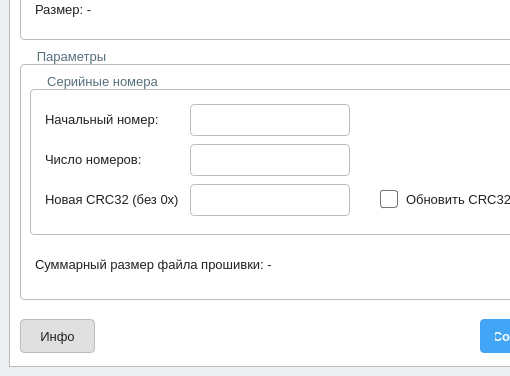
The window that mainwindow.ui (Krone213/update-generator) describes before a commit, drawn with Qt 5; both pictures show x 0 to 510 and y 344 to 720 of the 800 by 720 pixel window.
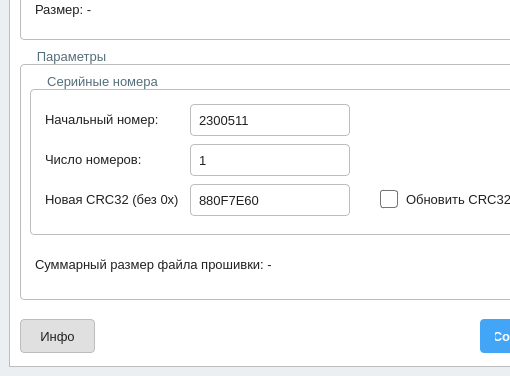
The same window after the commit. The open tabs and pages were chosen to show the change. Icons and pictures are not drawn.

What changed in the file:
```diff
--- a/mainwindow.ui
+++ b/mainwindow.ui
@@ -644,6 +644,9 @@
             <height>32</height>
            </rect>
           </property>
+          <property name="text">
+           <string>1</string>
+          </property>
          </widget>
          <widget class="QLineEdit" name="editInitialSerialNumber">
           <property name="geometry">
@@ -654,6 +657,9 @@
             <height>32</height>
            </rect>
           </property>
+          <property name="text">
+           <string>2300511</string>
+          </property>
          </widget>
          <widget class="QLineEdit" name="editNewCrc32">
           <property name="geometry">
@@ -664,6 +670,9 @@
             <height>32</height>
            </rect>
           </property>
+          <property name="text">
+           <string>880F7E60</string>
+          </property>
          </widget>
          <widget class="QLabel" name="lblNewCrc32">
           <property name="geometry">
```
Left out of the diff: 40 changed lines with no effect on the pictures.
